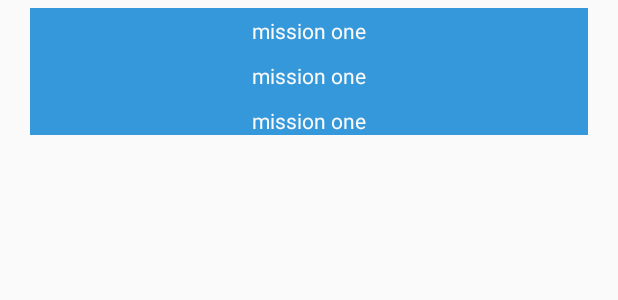
After one commit to BoboLBZ/UAV-Solar, an Android app: the layout mission_prepare_item.xml on its own in the app's theme, with its tools: preview values and no code run, on a phone screen of 412 x 824 dp. The commit adds this screen. Shown: the top 300 px of the screen. Run offline under Robolectric (Android 15) with nearby library versions, the phone set to English and light mode, and no system bars.

Commit message:
mission Saving Logic;mission selected to execute.

```diff
--- a/app/src/main/AndroidManifest.xml
+++ b/app/src/main/AndroidManifest.xml
@@ -113,6 +113,7 @@
         <activity android:name=".activity.MissionSelectActivity" />
         <activity android:name=".activity.MissionManagemantActivity" />
         <activity android:name=".activity.MissionMainActivity" />
+        <activity android:name=".activity.MissionExecutePreparedActivity"></activity>
     </application>
 
 </manifest>
--- a/app/src/main/java/com/hitices/autopatrol/activity/AppMainActivity.java
+++ b/app/src/main/java/com/hitices/autopatrol/activity/AppMainActivity.java
@@ -1,15 +1,14 @@
 package com.hitices.autopatrol.activity;
 
 import android.content.Intent;
+import android.os.Bundle;
 import android.support.v7.app.AppCompatActivity;
-import android.os.Bundle;
 import android.util.Log;
 import android.view.KeyEvent;
 import android.view.View;
 import android.widget.Button;
 
 import com.hitices.autopatrol.R;
-import com.hitices.autopatrol.entity.dataSupport.PatrolMission;
 import com.hitices.autopatrol.helper.PermissionHelper;
 import com.hitices.autopatrol.helper.ToastHelper;
 
@@ -63,6 +62,8 @@ public class AppMainActivity extends AppCompatActivity implements View.OnClickLi
                 startActivity(new Intent(this, MissionSelectActivity.class));
                 break;
             case R.id.app_func3_button:
+                //test
+                startActivity(new Intent(this, MissionExecutePreparedActivity.class));
                 break;
             case R.id.app_func4_button:
                 break;
--- a/app/src/main/java/com/hitices/autopatrol/helper/MissionHelper.java
+++ b/app/src/main/java/com/hitices/autopatrol/helper/MissionHelper.java
@@ -269,6 +269,7 @@ public class MissionHelper {
                     readSlopeModel(item);
                 }
             }
+            patrolMission.setChildNums(modelList.size());
         } catch (Exception e) {
             e.printStackTrace();
             return false;
--- a/app/src/main/res/layout/activity_app_main.xml
+++ b/app/src/main/res/layout/activity_app_main.xml
@@ -1,6 +1,5 @@
 <?xml version="1.0" encoding="utf-8"?>
 <RelativeLayout xmlns:android="http://schemas.android.com/apk/res/android"
-    xmlns:app="http://schemas.android.com/apk/res-auto"
     xmlns:tools="http://schemas.android.com/tools"
     android:layout_width="match_parent"
     android:layout_height="match_parent"
--- /dev/null
+++ b/app/src/main/res/layout/mission_prepare_item.xml
@@ -0,0 +1,40 @@
+<?xml version="1.0" encoding="utf-8"?>
+<FrameLayout xmlns:android="http://schemas.android.com/apk/res/android"
+    android:layout_width="match_parent"
+    android:layout_height="90dp">
+
+    <LinearLayout
+        android:layout_width="match_parent"
+        android:layout_height="90dp"
+        android:layout_marginEnd="20dp"
+        android:layout_marginStart="20dp"
+        android:layout_marginTop="5dp"
+        android:background="@color/blue_gv_background"
+        android:orientation="vertical">
+
+        <TextView
+            android:id="@+id/prepare_mission_name"
+            android:layout_width="match_parent"
+            android:layout_height="30dp"
+            android:gravity="center"
+            android:text="mission one"
+            android:textColor="@color/white" />
+
+        <TextView
+            android:id="@+id/prepare_mission_date"
+            android:layout_width="match_parent"
+            android:layout_height="30dp"
+            android:gravity="center"
+            android:text="mission one"
+            android:textColor="@color/white" />
+
+        <TextView
+            android:id="@+id/prepare_mission_child_num"
+            android:layout_width="match_parent"
+            android:layout_height="30dp"
+            android:gravity="center"
+            android:text="mission one"
+            android:textColor="@color/white" />
+
+    </LinearLayout>
+</FrameLayout>
--- a/app/src/main/res/values/colors.xml
+++ b/app/src/main/res/values/colors.xml
@@ -23,4 +23,5 @@
     <color name="blue_semi_transparent">#805677fc</color>
     <color name="blue_semi_transparent_pressed">#80738ffe</color>
     <color name="blue_gv_background">#3498DB</color>
+    <color name="my_item_background">#3498DB</color>
 </resources>
```
Also changed, not shown: app/src/main/java/com/hitices/autopatrol/activity/MissionExecutePreparedActivity.java (added, +57 -0 lines), app/src/main/java/com/hitices/autopatrol/activity/MissionMainActivity.java (+78 -33 lines), app/src/main/java/com/hitices/autopatrol/adapter/MissionPrepareSelectedAdapter.java (added, +91 -0 lines), app/src/main/java/com/hitices/autopatrol/entity/dataSupport/PatrolMission.java (+10 -0 lines), app/src/main/res/layout/activity_mission_execute_prepared.xml (added, +14 -0 lines).
